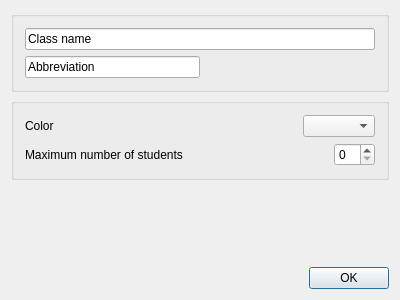
Old version of the form Orar/OrarApp/ClassesDialog.ui in the repository alexandrutm/UnivTimetable.
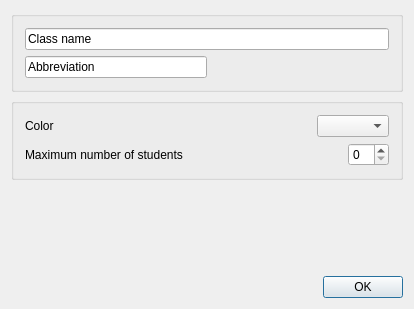
New version of the form.

Diff of the .ui file:
```diff
--- a/Orar/OrarApp/ClassesDialog.ui
+++ b/Orar/OrarApp/ClassesDialog.ui
@@ -6,8 +6,8 @@
    <rect>
     <x>0</x>
     <y>0</y>
-    <width>400</width>
-    <height>300</height>
+    <width>414</width>
+    <height>309</height>
    </rect>
   </property>
   <property name="windowTitle">
```
